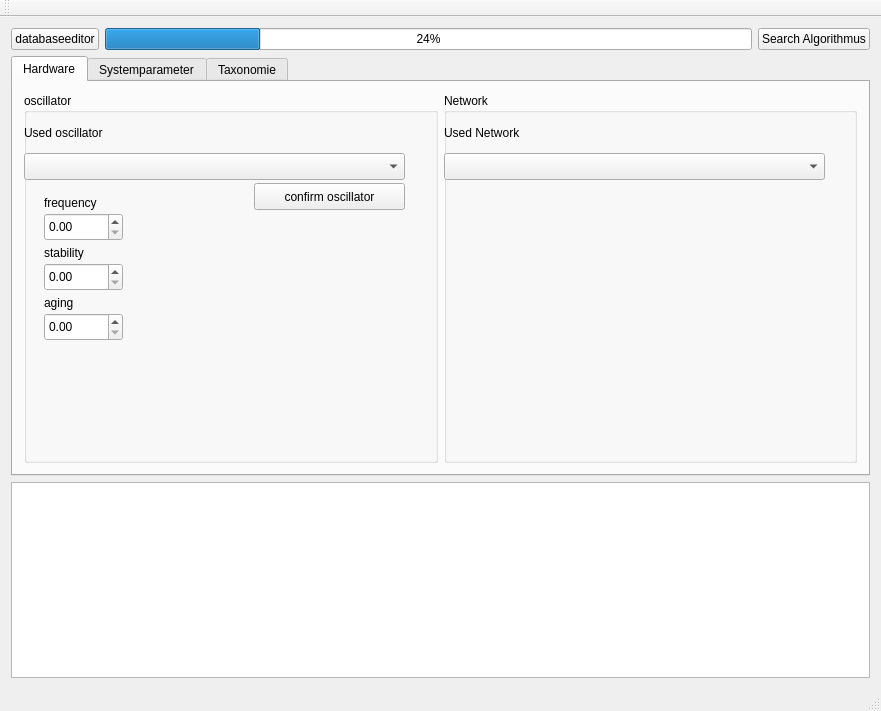
Before: the Qt Designer form Framework-for-analysis-and-automatic-code-generation-of-Clock-Syncronization-Algorithmus/frontend_class.ui in Kampfzwerg42/Framework-for-analysis-and-automatic-code-generation-of-Clock-Syncronization-Algorithmus, drawn with Qt 5.
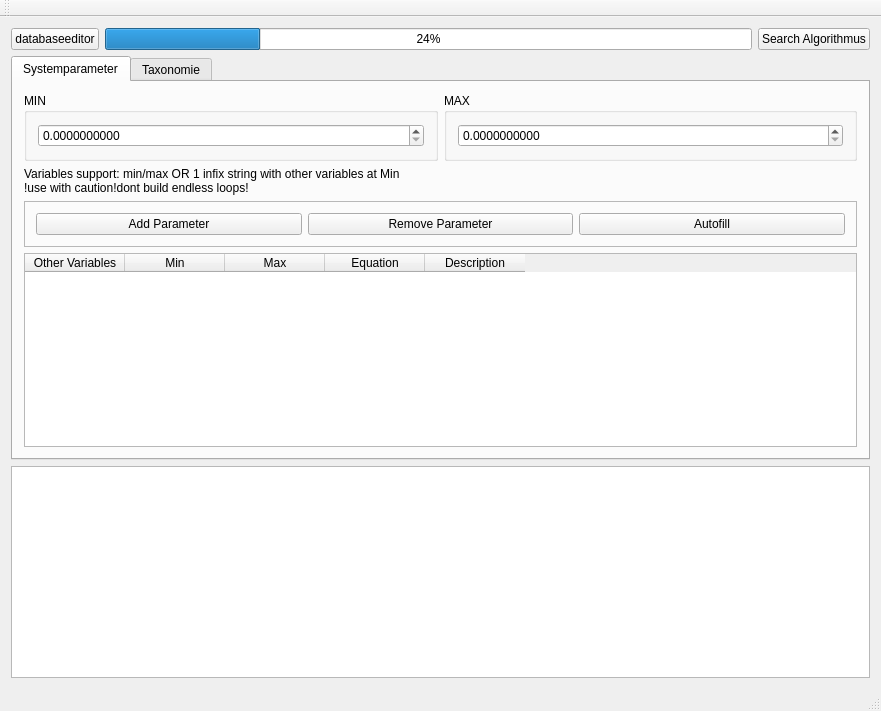
After: the same form once the commit is applied. The open tabs and pages were chosen to show the change.

What changed in the file:
```diff
--- a/Framework-for-analysis-and-automatic-code-generation-of-Clock-Syncronization-Algorithmus/frontend_class.ui
+++ b/Framework-for-analysis-and-automatic-code-generation-of-Clock-Syncronization-Algorithmus/frontend_class.ui
@@ -51,155 +51,6 @@
       <property name="currentIndex">
        <number>2</number>
       </property>
-      <widget class="QWidget" name="tab">
-       <attribute name="title">
-        <string>Hardware</string>
-       </attribute>
-       <layout class="QGridLayout" name="gridLayout_11">
-        <item row="0" column="0">
-         <widget class="QGroupBox" name="groupBox">
-          <property name="title">
-           <string>oscillator</string>
-          </property>
-          <widget class="QComboBox" name="comboBox">
-           <property name="geometry">
-            <rect>
-             <x>0</x>
-             <y>60</y>
-             <width>381</width>
-             <height>27</height>
-            </rect>
-           </property>
-          </widget>
-          <widget class="QLabel" name="label">
-           <property name="geometry">
-            <rect>
-             <x>0</x>
-             <y>30</y>
-             <width>161</width>
-             <height>19</height>
-            </rect>
-           </property>
-           <property name="text">
-            <string>Used oscillator</string>
-           </property>
-          </widget>
-          <widget class="QLabel" name="label_2">
-           <property name="geometry">
-            <rect>
-             <x>20</x>
-             <y>100</y>
-             <width>79</width>
-             <height>19</height>
-            </rect>
-           </property>
-           <property name="text">
-            <string>frequency</string>
-           </property>
-          </widget>
-          <widget class="QLabel" name="label_3">
-           <property name="geometry">
-            <rect>
-             <x>20</x>
-             <y>150</y>
-             <width>79</width>
-             <height>19</height>
-            </rect>
-           </property>
-           <property name="text">
-            <string>stability</string>
-           </property>
-          </widget>
-          <widget class="QLabel" name="label_4">
-           <property name="geometry">
-            <rect>
-             <x>20</x>
-             <y>200</y>
-             <width>79</width>
-             <height>19</height>
-            </rect>
-           </property>
-           <property name="text">
-            <string>aging</string>
-           </property>
-          </widget>
-          <widget class="QDoubleSpinBox" name="doubleSpinBox">
-           <property name="geometry">
-            <rect>
-             <x>20</x>
-             <y>120</y>
-             <width>79</width>
-             <height>28</height>
-            </rect>
-           </property>
-          </widget>
-          <widget class="QDoubleSpinBox" name="doubleSpinBox_2">
-           <property name="geometry">
-            <rect>
-             <x>20</x>
-             <y>170</y>
-             <width>79</width>
-             <height>28</height>
-            </rect>
-           </property>
-          </widget>
-          <widget class="QDoubleSpinBox" name="doubleSpinBox_3">
-           <property name="geometry">
-            <rect>
-             <x>20</x>
-             <y>220</y>
-             <width>79</width>
-             <height>28</height>
-            </rect>
-           </property>
-          </widget>
-          <widget class="QPushButton" name="pushButton_2">
-           <property name="geometry">
-            <rect>
-             <x>230</x>
-             <y>90</y>
-             <width>151</width>
-             <height>27</height>
-            </rect>
-           </property>
-           <property name="text">
-            <string>confirm oscillator</string>
-           </property>
-          </widget>
-         </widget>
-        </item>
-        <item row="0" column="1">
-         <widget class="QGroupBox" name="groupBox_2">
-          <property name="title">
-           <string>Network</string>
-          </property>
-          <widget class="QComboBox" name="comboBox_2">
-           <property name="geometry">
-            <rect>
-             <x>0</x>
-             <y>60</y>
-             <width>381</width>
-             <height>27</height>
-            </rect>
-           </property>
-          </widget>
-          <widget class="QLabel" name="label_5">
-           <property name="geometry">
-            <rect>
-             <x>0</x>
-             <y>30</y>
-             <width>161</width>
-             <height>19</height>
-            </rect>
-           </property>
-           <property name="text">
-            <string>Used Network</string>
-           </property>
-          </widget>
-         </widget>
-        </item>
-       </layout>
-      </widget>
       <widget class="QWidget" name="tab_4">
        <attribute name="title">
         <string>Systemparameter</string>
@@ -213,6 +64,9 @@
           <layout class="QGridLayout" name="gridLayout_8">
            <item row="0" column="0">
             <widget class="QDoubleSpinBox" name="spinBoxdouble_min">
+             <property name="decimals">
+              <number>10</number>
+             </property>
              <property name="maximum">
               <double>10000.000000000000000</double>
              </property>
@@ -232,6 +86,9 @@
           <layout class="QGridLayout" name="gridLayout_5">
            <item row="0" column="0">
             <widget class="QDoubleSpinBox" name="spinBoxdouble_max">
+             <property name="decimals">
+              <number>10</number>
+             </property>
              <property name="maximum">
               <double>10000.000000000000000</double>
              </property>
```
Left out of the diff: 4 changed lines with no effect on the pictures.
